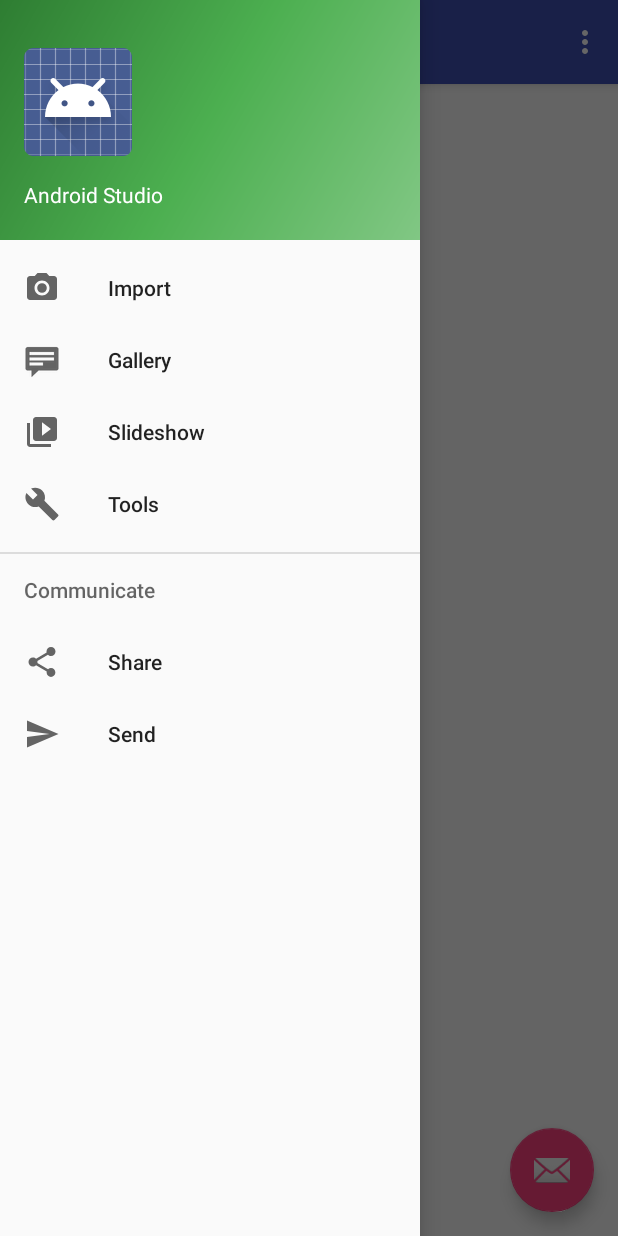
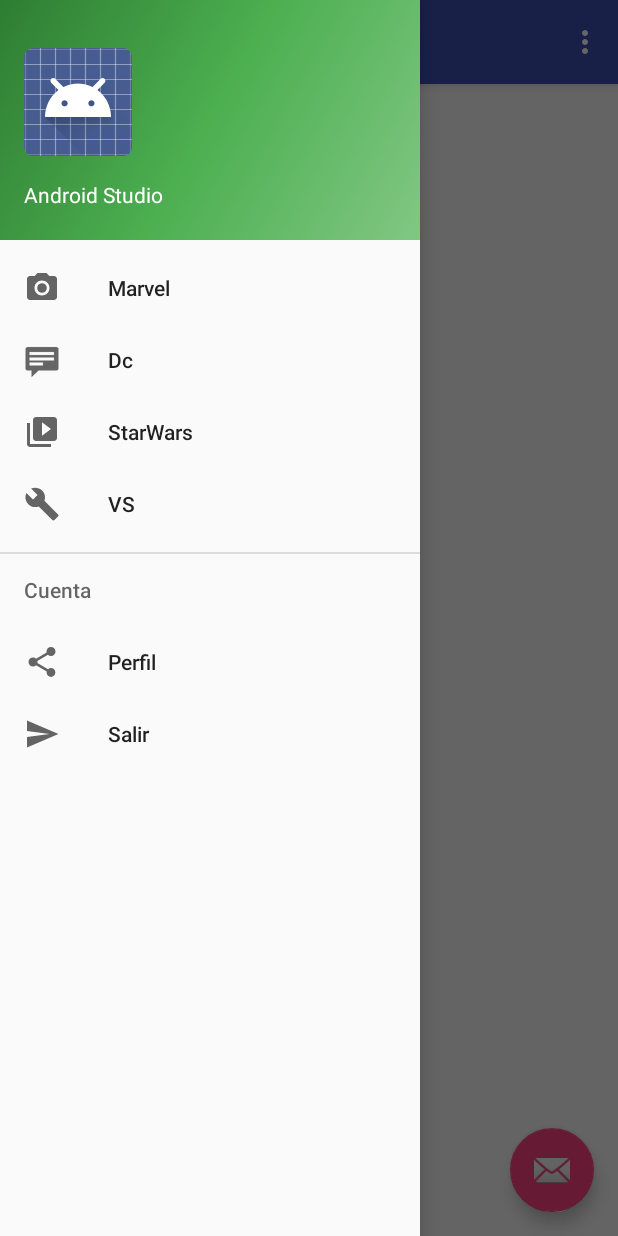
Before and after one commit to juan-es2016/Umss-Curso-Android, an Android app: the MainActivity screen opened directly, with no data from a screen before it, with the side drawer open, on a phone screen of 412 x 824 dp. Run offline under Robolectric (Android 15) with nearby library versions, the phone set to English and light mode, and no system bars.

Commit message:
ComicApp

```diff
--- a/AppComic/app/src/main/res/menu/activity_main_drawer.xml
+++ b/AppComic/app/src/main/res/menu/activity_main_drawer.xml
@@ -5,31 +5,31 @@
         <item
             android:id="@+id/nav_camera"
             android:icon="@drawable/ic_menu_camera"
-            android:title="Import" />
+            android:title="Marvel" />
         <item
             android:id="@+id/nav_gallery"
             android:icon="@android:drawable/stat_notify_chat"
-            android:title="Gallery" />
+            android:title="Dc" />
         <item
             android:id="@+id/nav_slideshow"
             android:icon="@drawable/ic_menu_slideshow"
-            android:title="Slideshow" />
+            android:title="StarWars" />
         <item
             android:id="@+id/nav_manage"
             android:icon="@drawable/ic_menu_manage"
-            android:title="Tools" />
+            android:title="VS" />
     </group>
 
-    <item android:title="Communicate">
+    <item android:title="Cuenta">
         <menu>
             <item
                 android:id="@+id/nav_share"
                 android:icon="@drawable/ic_menu_share"
-                android:title="Share" />
+                android:title="Perfil" />
             <item
                 android:id="@+id/nav_send"
                 android:icon="@drawable/ic_menu_send"
-                android:title="Send" />
+                android:title="Salir" />
         </menu>
     </item>
 
--- a/AppComic/app/src/main/res/values/drawables.xml
+++ b/AppComic/app/src/main/res/values/drawables.xml
@@ -5,4 +5,9 @@
     <item name="ic_menu_manage" type="drawable">@android:drawable/ic_menu_manage</item>
     <item name="ic_menu_share" type="drawable">@android:drawable/ic_menu_share</item>
     <item name="ic_menu_send" type="drawable">@android:drawable/ic_menu_send</item>
+    <item name="iron_man" type="drawable">@drawable/iron_man</item>
+    <item name="batman" type="drawable">@drawable/batman</item>
+    <item name="superman" type="drawable">@drawable/superman</item>
+    <item name="capitan" type="drawable">@drawable/capitan</item>
+    <item name="joker" type="drawable">@drawable/joker</item>
 </resources>
--- /dev/null
+++ b/AppComic/settings.gradle
@@ -0,0 +1 @@
+include ':app'
```
Also changed, not shown: AppComic/app/src/main/java/com/example/battl/appcomic/MainActivity.java (+22 -0 lines), AppComic/app/src/main/java/com/example/battl/appcomic/models/Heroe.java (added, +45 -0 lines), AppComic/build.gradle (added, +23 -0 lines).
